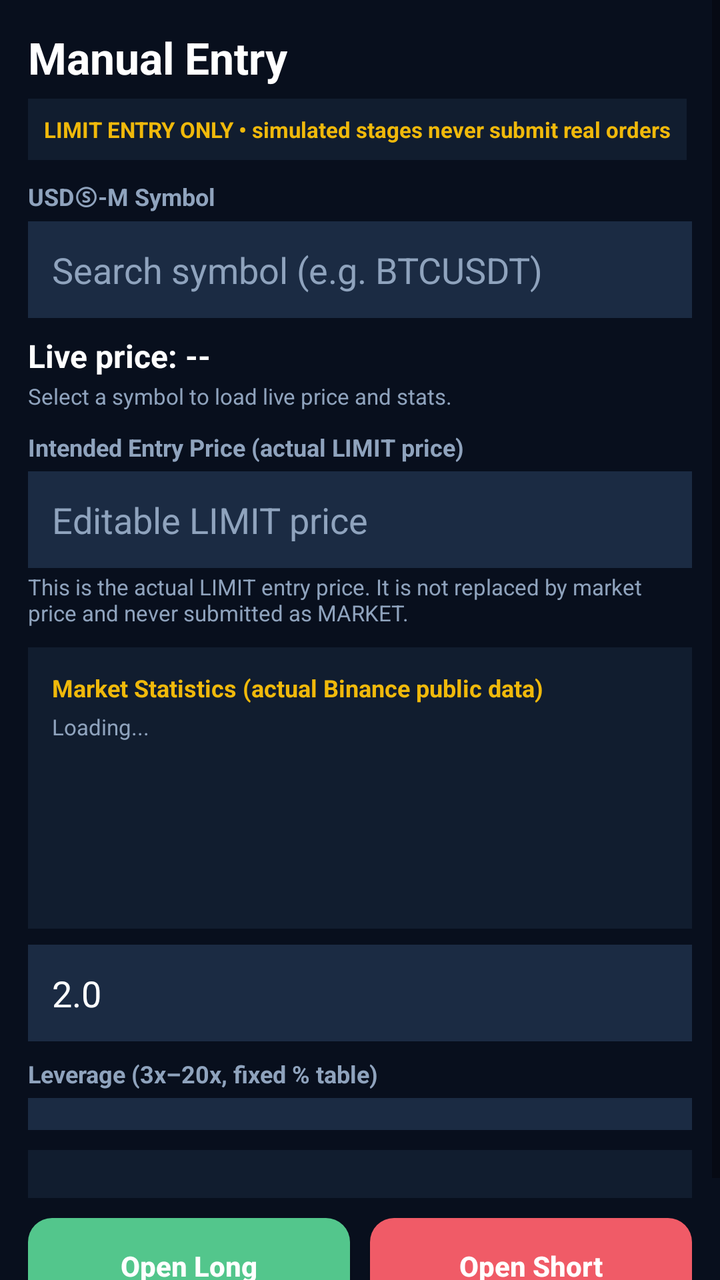
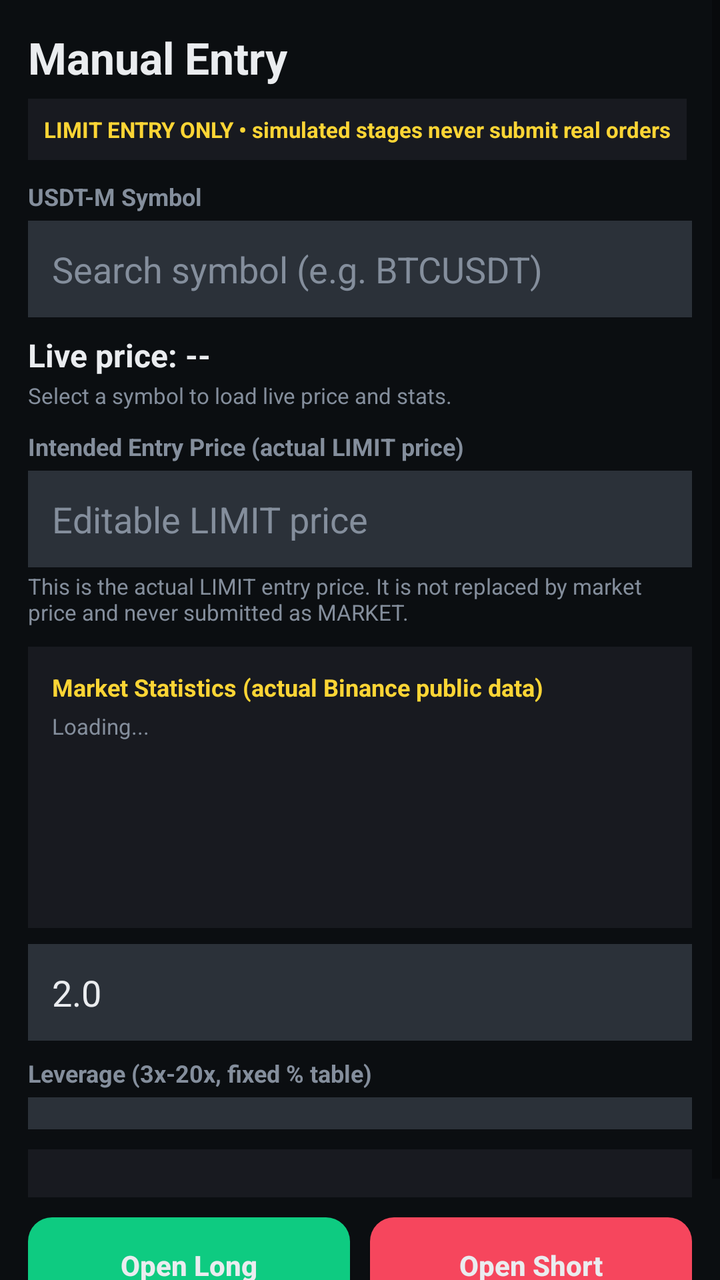

The first picture is an Android layout as it rendered before a commit; the second is the same layout after the commit. The layout source and the unified diff follow.
<!-- AndroidManifest.xml: application theme Theme.BinanceBot.Dark -->
<!-- res/layout/activity_manual_entry.xml -->
<?xml version="1.0" encoding="utf-8"?>
<ScrollView xmlns:android="http://schemas.android.com/apk/res/android" xmlns:app="http://schemas.android.com/apk/res-auto"
    android:layout_width="match_parent"
    android:layout_height="match_parent"
    android:background="@color/bg_primary"
    android:fillViewport="true">

    <LinearLayout
        android:layout_width="match_parent"
        android:layout_height="wrap_content"
        android:orientation="vertical"
        android:padding="14dp">

        <TextView
            android:layout_width="wrap_content"
            android:layout_height="wrap_content"
            android:text="Manual Entry"
            android:textColor="@color/text_primary"
            android:textSize="22sp"
            android:textStyle="bold" />

        <TextView
            android:id="@+id/txtManualModeBadge"
            android:layout_width="wrap_content"
            android:layout_height="wrap_content"
            android:layout_marginTop="6dp"
            android:background="@color/bg_card"
            android:padding="8dp"
            android:text="LIMIT ENTRY ONLY • simulated stages never submit real orders"
            android:textColor="@color/accent_yellow"
            android:textSize="11sp"
            android:textStyle="bold" />

        <TextView
            android:layout_width="wrap_content"
            android:layout_height="wrap_content"
            android:layout_marginTop="10dp"
            android:text="USDⓈ-M Symbol"
            android:textColor="@color/text_muted"
            android:textSize="12sp"
            android:textStyle="bold" />

        <AutoCompleteTextView
            android:id="@+id/actvSymbol"
            android:layout_width="match_parent"
            android:layout_height="wrap_content"
            android:layout_marginTop="4dp"
            android:background="@color/bg_input"
            android:completionThreshold="1"
            android:hint="Search symbol (e.g. BTCUSDT)"
            android:inputType="textCapCharacters"
            android:padding="12dp"
            android:textColor="@color/text_primary"
            android:textColorHint="@color/text_muted" />

        <TextView
            android:id="@+id/txtLivePrice"
            android:layout_width="match_parent"
            android:layout_height="wrap_content"
            android:layout_marginTop="8dp"
            android:text="Live price: --"
            android:textColor="@color/text_primary"
            android:textSize="16sp"
            android:textStyle="bold" />

        <TextView
            android:id="@+id/txtLivePriceStatus"
            android:layout_width="match_parent"
            android:layout_height="wrap_content"
            android:layout_marginTop="2dp"
            android:text="Select a symbol to load live price and stats."
            android:textColor="@color/text_muted"
            android:textSize="11sp" />

        <TextView
            android:layout_width="wrap_content"
            android:layout_height="wrap_content"
            android:layout_marginTop="10dp"
            android:text="Intended Entry Price (actual LIMIT price)"
            android:textColor="@color/text_muted"
            android:textSize="12sp"
            android:textStyle="bold" />

        <EditText
            android:id="@+id/etEntryPrice"
            android:layout_width="match_parent"
            android:layout_height="wrap_content"
            android:layout_marginTop="4dp"
            android:background="@color/bg_input"
            android:hint="Editable LIMIT price"
            android:inputType="numberDecimal"
            android:padding="12dp"
            android:textColor="@color/text_primary"
            android:textColorHint="@color/text_muted" />

        <TextView
            android:id="@+id/txtPriceNote"
            android:layout_width="match_parent"
            android:layout_height="wrap_content"
            android:layout_marginTop="2dp"
            android:text="This is the actual LIMIT entry price. It is not replaced by market price and never submitted as MARKET."
            android:textColor="@color/text_muted"
            android:textSize="11sp" />

        <LinearLayout
            android:id="@+id/boxStats"
            android:layout_width="match_parent"
            android:layout_height="wrap_content"
            android:layout_marginTop="10dp"
            android:background="@color/bg_card"
            android:orientation="vertical"
            android:padding="12dp">

            <TextView
                android:layout_width="wrap_content"
                android:layout_height="wrap_content"
                android:text="Market Statistics (actual Binance public data)"
                android:textColor="@color/accent_yellow"
                android:textSize="12sp"
                android:textStyle="bold" />

            <TextView
                android:id="@+id/txtStatsStatus"
                android:layout_width="match_parent"
                android:layout_height="wrap_content"
                android:layout_marginTop="4dp"
                android:text="Loading..."
                android:textColor="@color/text_muted"
                android:textSize="11sp" />

            <TextView android:id="@+id/txtStats24h" android:layout_width="match_parent" android:layout_height="wrap_content" android:layout_marginTop="6dp" android:textColor="@color/text_primary" android:textSize="12sp" />
            <TextView android:id="@+id/txtStats7d" android:layout_width="match_parent" android:layout_height="wrap_content" android:layout_marginTop="4dp" android:textColor="@color/text_primary" android:textSize="12sp" />
            <TextView android:id="@+id/txtStatsRsi" android:layout_width="match_parent" android:layout_height="wrap_content" android:layout_marginTop="4dp" android:textColor="@color/text_primary" android:textSize="12sp" />
            <TextView android:id="@+id/txtStatsDist" android:layout_width="match_parent" android:layout_height="wrap_content" android:layout_marginTop="4dp" android:textColor="@color/text_muted" android:textSize="11sp" />
        </LinearLayout>



        <EditText
            android:id="@+id/etEntryMargin"
            android:layout_width="match_parent"
            android:layout_height="wrap_content"
            android:layout_marginTop="8dp"
            android:background="@color/bg_input"
            android:hint="Margin (USDT)"
            android:inputType="numberDecimal"
            android:padding="12dp"
            android:text="2.0"
            android:textColor="@color/text_primary"
            android:textColorHint="@color/text_muted" />

        <TextView
            android:layout_width="wrap_content"
            android:layout_height="wrap_content"
            android:layout_marginTop="8dp"
            android:text="Leverage (3x–20x, fixed % table)"
            android:textColor="@color/text_muted"
            android:textSize="12sp"
            android:textStyle="bold" />

        <Spinner
            android:id="@+id/spEntryLeverage"
            android:layout_width="match_parent"
            android:layout_height="wrap_content"
            android:layout_marginTop="4dp"
            android:background="@color/bg_input"
            android:padding="8dp" />

        <LinearLayout
            android:id="@+id/boxEntrySummary"
            android:layout_width="match_parent"
            android:layout_height="wrap_content"
            android:layout_marginTop="10dp"
            android:background="@color/bg_card"
            android:orientation="vertical"
            android:padding="12dp" />

        <LinearLayout
            android:layout_width="match_parent"
            android:layout_height="wrap_content"
            android:layout_marginTop="10dp"
            android:orientation="horizontal">

            <androidx.appcompat.widget.AppCompatButton
                android:id="@+id/btnOpenLong"
                android:layout_width="0dp"
                android:layout_height="48dp"
                android:layout_weight="1"
                android:background="@drawable/bg_btn_long_rounded"
                android:backgroundTint="@null"
                android:text="Open Long"
                android:textAllCaps="false"
                android:textColor="@color/text_primary"
                android:textStyle="bold"
                app:backgroundTint="@null" />

            <Space
                android:layout_width="10dp"
                android:layout_height="1dp" />

            <androidx.appcompat.widget.AppCompatButton
                android:id="@+id/btnOpenShort"
                android:layout_width="0dp"
                android:layout_height="48dp"
                android:layout_weight="1"
                android:background="@drawable/bg_btn_short_rounded"
                android:backgroundTint="@null"
                android:text="Open Short"
                android:textAllCaps="false"
                android:textColor="@color/text_primary"
                android:textStyle="bold"
                app:backgroundTint="@null" />
        </LinearLayout>

        <TextView
            android:id="@+id/txtManualResult"
            android:layout_width="match_parent"
            android:layout_height="wrap_content"
            android:layout_marginTop="8dp"
            android:textColor="@color/text_muted"
            android:textSize="12sp" />

        
        <Spinner android:id="@+id/spEntrySymbol" android:layout_width="0dp" android:layout_height="0dp" android:visibility="gone" />
    </LinearLayout>
</ScrollView>
<!-- resources referenced by this layout -->
<resources>
  <color name="accent_yellow">#F0B90B</color>
  <color name="bg_card">#111D2F</color>
  <color name="bg_input">#1B2B43</color>
  <color name="bg_primary">#080F1D</color>
  <color name="text_muted">#8FA3BD</color>
  <color name="text_primary">#FFFFFF</color>
  <!-- drawable bg_btn_long_rounded (drawable) -->
  <shape xmlns:android="http://schemas.android.com/apk/res/android" android:shape="rectangle">
      <solid android:color="@color/green"/>
      <corners android:radius="12dp"/>
  </shape>
  <!-- drawable bg_btn_short_rounded (drawable) -->
  <shape xmlns:android="http://schemas.android.com/apk/res/android" android:shape="rectangle">
      <solid android:color="@color/red"/>
      <corners android:radius="12dp"/>
  </shape>
  <style name="Theme.BinanceBot.Dark" parent="Theme.MaterialComponents.DayNight.NoActionBar">
          <item name="colorPrimary">@color/accent_yellow</item>
          <item name="colorPrimaryVariant">@color/accent_yellow</item>
          <item name="colorOnPrimary">#000000</item>
          <item name="android:windowBackground">@color/bg_primary</item>
          <item name="android:statusBarColor">@color/bg_surface</item>
          <item name="android:navigationBarColor">@color/bg_surface</item>
          <item name="android:textColor">@color/text_primary</item>
      </style>
  <color name="green">#53C68C</color>
  <color name="red">#F05B67</color>
  <color name="bg_surface">#101B2D</color>
</resources>

<!-- the commit's change to res/layout/activity_manual_entry.xml (unified diff, before → after) -->
@@ -35,7 +35,7 @@
             android:layout_width="wrap_content"
             android:layout_height="wrap_content"
             android:layout_marginTop="10dp"
-            android:text="USDⓈ-M Symbol"
+            android:text="USDT-M Symbol"
             android:textColor="@color/text_muted"
             android:textSize="12sp"
             android:textStyle="bold" />
@@ -153,7 +153,7 @@
             android:layout_width="wrap_content"
             android:layout_height="wrap_content"
             android:layout_marginTop="8dp"
-            android:text="Leverage (3x–20x, fixed % table)"
+            android:text="Leverage (3x-20x, fixed % table)"
             android:textColor="@color/text_muted"
             android:textSize="12sp"
             android:textStyle="bold" />
<!-- resource entries referenced after the edit -->
@@ -1,11 +1,11 @@
 <!-- resources referenced by this layout -->
 <resources>
-  <color name="accent_yellow">#F0B90B</color>
-  <color name="bg_card">#111D2F</color>
-  <color name="bg_input">#1B2B43</color>
-  <color name="bg_primary">#080F1D</color>
-  <color name="text_muted">#8FA3BD</color>
-  <color name="text_primary">#FFFFFF</color>
+  <color name="accent_yellow">#FCD535</color>
+  <color name="bg_card">#181A20</color>
+  <color name="bg_input">#2B3139</color>
+  <color name="bg_primary">#0B0E11</color>
+  <color name="text_muted">#848E9C</color>
+  <color name="text_primary">#EAECEF</color>
   <!-- drawable bg_btn_long_rounded (drawable) -->
   <shape xmlns:android="http://schemas.android.com/apk/res/android" android:shape="rectangle">
       <solid android:color="@color/green"/>
@@ -25,8 +25,8 @@
           <item name="android:navigationBarColor">@color/bg_surface</item>
           <item name="android:textColor">@color/text_primary</item>
       </style>
-  <color name="green">#53C68C</color>
-  <color name="red">#F05B67</color>
-  <color name="bg_surface">#101B2D</color>
+  <color name="green">#0ECB81</color>
+  <color name="red">#F6465D</color>
+  <color name="bg_surface">#1E2329</color>
 </resources>
 
